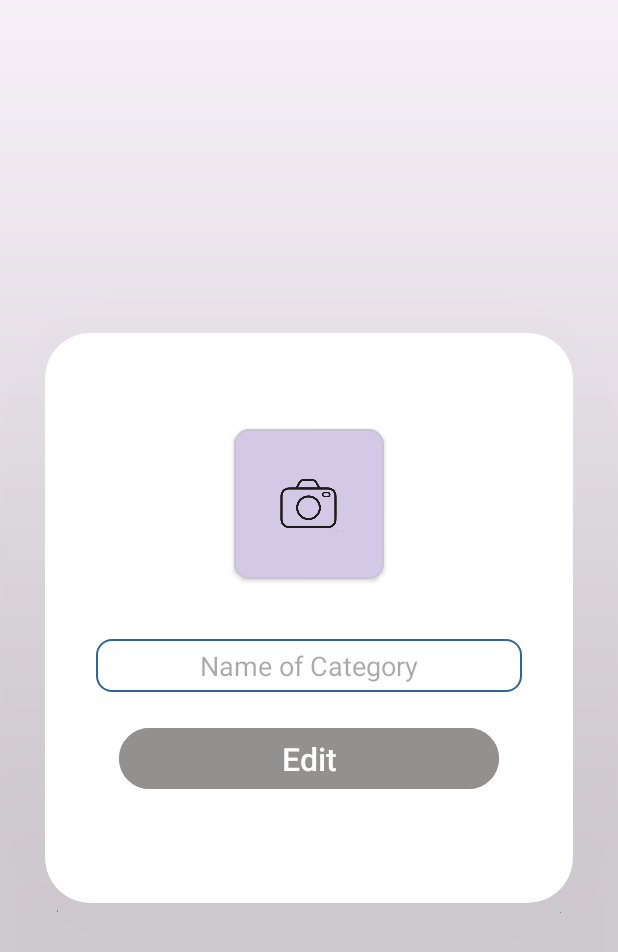
After one commit to yassine-bnj/app_fitness_android, an Android app: the EditCategory screen opened directly, with no data from a screen before it, on a phone screen of 412 x 824 dp. The commit adds this screen. Shown: the top 952 px of the screen. Run offline under Robolectric (Android 15) with nearby library versions, the phone set to English and light mode, and no system bars; our stand-ins replace Firebase (no records; nobody signed in at launch, a user with empty details on screens opened directly), Picasso; Roboto replaces fonts that are not available here.

Commit message:
editCateg done

```diff
--- a/app/build.gradle
+++ b/app/build.gradle
@@ -45,5 +45,7 @@ dependencies {
     implementation 'com.github.bumptech.glide:glide:4.14.2'
     annotationProcessor 'com.github.bumptech.glide:compiler:4.14.2'
     implementation 'com.github.clans:fab:1.6.4'
+    implementation 'com.squareup.picasso:picasso:2.71828'
+
 
 }
--- /dev/null
+++ b/app/src/main/java/com/example/my_fit_app/EditCategory.java
@@ -0,0 +1,290 @@
+package com.example.my_fit_app;
+
+import android.app.Activity;
+import android.net.Uri;
+import android.os.Bundle;
+import android.content.Intent;
+import android.view.View;
+import android.widget.Button;
+import android.widget.EditText;
+import android.widget.ImageView;
+import android.widget.Toast;
+
+import androidx.activity.result.ActivityResult;
+import androidx.activity.result.ActivityResultCallback;
+import androidx.activity.result.ActivityResultLauncher;
+import androidx.activity.result.contract.ActivityResultContracts;
+import androidx.annotation.NonNull;
+import androidx.annotation.Nullable;
+import androidx.appcompat.app.AlertDialog;
+import androidx.appcompat.app.AppCompatActivity;
+
+import com.bumptech.glide.Glide;
+import com.google.android.gms.tasks.OnCompleteListener;
+import com.google.android.gms.tasks.OnFailureListener;
+import com.google.android.gms.tasks.OnSuccessListener;
+import com.google.android.gms.tasks.Task;
+import com.google.firebase.database.DatabaseReference;
+import com.google.firebase.database.FirebaseDatabase;
+import com.google.firebase.storage.FirebaseStorage;
+import com.google.firebase.storage.StorageReference;
+import com.google.firebase.storage.UploadTask;
+import com.squareup.picasso.Picasso;
+
+//public class EditCategory extends AppCompatActivity {
+//
+//    ImageView updateImage;
+//    Button updateButton;
+//    EditText updatename;
+//    String nameCat;
+//    String imageUrl;
+//    String key, oldImageURL;
+//    Uri uri;
+//    DatabaseReference databaseReference;
+//    StorageReference storageReference;
+//
+//    @Override
+//    protected void onCreate(Bundle savedInstanceState) {
+//        super.onCreate(savedInstanceState);
+//        setContentView(R.layout.activity_edit_category);
+//
+//        updateButton = findViewById(R.id.editCateg);
+//        updatename = findViewById(R.id.updateName);
+//        updateImage = findViewById(R.id.updateuploadImage);
+//
+//        ActivityResultLauncher<Intent> activityResultLauncher = registerForActivityResult(
+//                new ActivityResultContracts.StartActivityForResult(),
+//                new ActivityResultCallback<ActivityResult>() {
+//                    @Override
+//                    public void onActivityResult(ActivityResult result) {
+//                        if (result.getResultCode() == Activity.RESULT_OK){
+//                            Intent data = result.getData();
+//                            uri = data.getData();
+//                            updateImage.setImageURI(uri);
+//                        } else {
+//                            Toast.makeText(EditCategory.this, "No Image Selected", Toast.LENGTH_SHORT).show();
+//                        }
+//                    }
+//                }
+//        );
+//        Bundle bundle = getIntent().getExtras();
+//        if (bundle != null){
+//            Glide.with(EditCategory.this).load(bundle.getString("Image")).into(updateImage);
+//                updatename.setText(bundle.getString("Name"));
+//
+//            key = bundle.getString("Key");
+//            oldImageURL = bundle.getString("Image");
+//        }
+//        databaseReference = FirebaseDatabase.getInstance().getReference("Category").child(key);
+//
+//        updateImage.setOnClickListener(new View.OnClickListener() {
+//            @Override
+//            public void onClick(View view) {
+//                Intent photoPicker = new Intent(Intent.ACTION_PICK);
+//                photoPicker.setType("image/*");
+//                activityResultLauncher.launch(photoPicker);
+//            }
+//        });
+//        updateButton.setOnClickListener(new View.OnClickListener() {
+//            @Override
+//            public void onClick(View view) {
+//                saveData();
+//                Intent intent = new Intent(EditCategory.this, CoachDashboardActivity.class);
+//                startActivity(intent);
+//            }
+//        });
+//    }
+//    public void saveData(){
+//        storageReference = FirebaseStorage.getInstance().getReference().child("Category").child(uri.getLastPathSegment());
+//
+//        AlertDialog.Builder builder = new AlertDialog.Builder(EditCategory.this);
+//        builder.setCancelable(false);
+//        builder.setView(R.layout.progress);
+//        AlertDialog dialog = builder.create();
+//        dialog.show();
+//
+//        storageReference.putFile(uri).addOnSuccessListener(new OnSuccessListener<UploadTask.TaskSnapshot>() {
+//            @Override
+//            public void onSuccess(UploadTask.TaskSnapshot taskSnapshot) {
+//                Task<Uri> uriTask = taskSnapshot.getStorage().getDownloadUrl();
+//                while (!uriTask.isComplete());
+//                Uri urlImage = uriTask.getResult();
+//                imageUrl = urlImage.toString();
+//                updateData();
+//                dialog.dismiss();
+//            }
+//        }).addOnFailureListener(new OnFailureListener() {
+//            @Override
+//            public void onFailure(@NonNull Exception e) {
+//                dialog.dismiss();
+//            }
+//        });
+//    }
+//    public void updateData(){
+//        nameCat = updatename.getText().toString().trim();
+//
+//
+//        Category dataClass = new Category(nameCat,imageUrl);
+//
+//        databaseReference.setValue(dataClass).addOnCompleteListener(new OnCompleteListener<Void>() {
+//            @Override
+//            public void onComplete(@NonNull Task<Void> task) {
+//                if (task.isSuccessful()){
+//                    StorageReference reference = FirebaseStorage.getInstance().getReferenceFromUrl(oldImageURL);
+//                    reference.delete();
+//                    Toast.makeText(EditCategory.this, "Updated", Toast.LENGTH_SHORT).show();
+//                    finish();
+//                }
+//            }
+//        }).addOnFailureListener(new OnFailureListener() {
+//            @Override
+//            public void onFailure(@NonNull Exception e) {
+//                Toast.makeText(EditCategory.this, e.getMessage().toString(), Toast.LENGTH_SHORT).show();
+//            }
+//        });
+//    }
+//}
+
+import androidx.activity.result.ActivityResult;
+import androidx.activity.result.ActivityResultCallback;
+import androidx.activity.result.ActivityResultLauncher;
+import androidx.activity.result.contract.ActivityResultContracts;
+import androidx.annotation.NonNull;
+import androidx.appcompat.app.AlertDialog;
+import androidx.appcompat.app.AppCompatActivity;
+
+import android.app.Activity;
+import android.content.Intent;
+import android.net.Uri;
+import android.os.Bundle;
+import android.view.View;
+import android.widget.Button;
+import android.widget.EditText;
+import android.widget.ImageView;
+import android.widget.Toast;
+
+import com.bumptech.glide.Glide;
+import com.google.android.gms.tasks.OnCompleteListener;
+import com.google.android.gms.tasks.OnFailureListener;
+import com.google.android.gms.tasks.OnSuccessListener;
+import com.google.android.gms.tasks.Task;
+import com.google.firebase.database.DatabaseReference;
+import com.google.firebase.database.FirebaseDatabase;
+import com.google.firebase.storage.FirebaseStorage;
+import com.google.firebase.storage.StorageReference;
+import com.google.firebase.storage.UploadTask;
+
+public class EditCategory extends AppCompatActivity {
+
+    ImageView updateImage;
+    Button updateButton;
+    EditText updateName;
+    String name;
+    String imageUrl;
+    String key, oldImageURL;
+    Uri uri;
+    DatabaseReference databaseReference;
+    StorageReference storageReference;
+
+    @Override
+    protected void onCreate(Bundle savedInstanceState) {
+        super.onCreate(savedInstanceState);
+        setContentView(R.layout.activity_edit_category);
+
+        updateButton = findViewById(R.id.editCateg);
+        updateName = findViewById(R.id.updateName);
+        updateImage = findViewById(R.id.updateuploadImage);
+
+
+        ActivityResultLauncher<Intent> activityResultLauncher = registerForActivityResult(
+                new ActivityResultContracts.StartActivityForResult(),
+                new ActivityResultCallback<ActivityResult>() {
+                    @Override
+                    public void onActivityResult(ActivityResult result) {
+                        if (result.getResultCode() == Activity.RESULT_OK){
+                            Intent data = result.getData();
+                            uri = data.getData();
+                            updateImage.setImageURI(uri);
+                        } else {
+                            Toast.makeText(EditCategory.this, "No Image Selected", Toast.LENGTH_SHORT).show();
+                        }
+                    }
+                }
+        );
+        Bundle bundle = getIntent().getExtras();
+        if (bundle != null){
+            Glide.with(EditCategory.this).load(bundle.getString("photoURL")).into(updateImage);
+            updateName.setText(bundle.getString("categoryName"));
+
+            key = bundle.getString("Key");
+            oldImageURL = bundle.getString("photoURL");
+        }
+        databaseReference = FirebaseDatabase.getInstance().getReference("Category").child(key);
+
+        updateImage.setOnClickListener(new View.OnClickListener() {
+            @Override
+            public void onClick(View view) {
+                Intent photoPicker = new Intent(Intent.ACTION_PICK);
+                photoPicker.setType("image/*");
+                activityResultLauncher.launch(photoPicker);
+            }
+        });
+        updateButton.setOnClickListener(new View.OnClickListener() {
+            @Override
+            public void onClick(View view) {
+                saveData();
+                Intent intent = new Intent(EditCategory.this, CoachDashboardActivity.class);
+                startActivity(intent);
+            }
+        });
+    }
+    public void saveData(){
+        storageReference = FirebaseStorage.getInstance().getReference().child("Android Images").child(uri.getLastPathSegment());
+
+        AlertDialog.Builder builder = new AlertDialog.Builder(EditCategory.this);
+        builder.setCancelable(false);
+        builder.setView(R.layout.progress);
+        AlertDialog dialog = builder.create();
+        dialog.show();
+
+        storageReference.putFile(uri).addOnSuccessListener(new OnSuccessListener<UploadTask.TaskSnapshot>() {
+            @Override
+            public void onSuccess(UploadTask.TaskSnapshot taskSnapshot) {
+                Task<Uri> uriTask = taskSnapshot.getStorage().getDownloadUrl();
+                while (!uriTask.isComplete());
+                Uri urlImage = uriTask.getResult();
+                imageUrl = urlImage.toString();
+                updateData();
+                dialog.dismiss();
+            }
+        }).addOnFailureListener(new OnFailureListener() {
+            @Override
+            public void onFailure(@NonNull Exception e) {
+                dialog.dismiss();
+            }
+        });
+    }
+    public void updateData(){
+        name = updateName.getText().toString().trim();
+
+
+        Category category = new Category(name, imageUrl);
+
+        databaseReference.setValue(category).addOnCompleteListener(new OnCompleteListener<Void>() {
+            @Override
+            public void onComplete(@NonNull Task<Void> task) {
+                if (task.isSuccessful()){
+                    StorageReference reference = FirebaseStorage.getInstance().getReferenceFromUrl(oldImageURL);
+                    reference.delete();
+                    Toast.makeText(EditCategory.this, "Updated", Toast.LENGTH_SHORT).show();
+                    finish();
+                }
+            }
+        }).addOnFailureListener(new OnFailureListener() {
+            @Override
+            public void onFailure(@NonNull Exception e) {
+                Toast.makeText(EditCategory.this, e.getMessage().toString(), Toast.LENGTH_SHORT).show();
+            }
+        });
+    }
+}
--- /dev/null
+++ b/app/src/main/res/layout/activity_edit_category.xml
@@ -0,0 +1,90 @@
+<?xml version="1.0" encoding="utf-8"?>
+<LinearLayout
+    xmlns:android="http://schemas.android.com/apk/res/android"
+    xmlns:app="http://schemas.android.com/apk/res-auto"
+    xmlns:tools="http://schemas.android.com/tools"
+    xmlns:card_view="http://schemas.android.com/apk/res-auto"
+    android:layout_width="match_parent"
+    android:layout_height="match_parent"
+    android:orientation="vertical"
+    android:gravity="center"
+    tools:context=".AddDialog">
+
+    <androidx.cardview.widget.CardView
+        android:layout_width="match_parent"
+        android:layout_height="wrap_content"
+        android:layout_margin="30dp"
+        app:cardCornerRadius="30dp"
+        app:cardElevation="300dp"
+        android:background="@drawable/lavender_border">
+
+        <LinearLayout
+            android:layout_width="match_parent"
+            android:layout_height="wrap_content"
+            android:orientation="vertical"
+            android:layout_gravity="center_horizontal"
+            android:padding="24dp">
+
+            <com.google.android.material.card.MaterialCardView
+                android:layout_width="100dp"
+                android:layout_height="100dp"
+                app:cardCornerRadius="10dp"
+                android:layout_marginTop="40dp"
+                android:layout_gravity="center"
+                app:cardElevation="2dp">
+
+                <LinearLayout
+                    android:layout_width="match_parent"
+                    android:layout_height="match_parent"
+                    android:gravity="center"
+                    android:orientation="vertical">
+
+                    <ImageView
+                        android:id="@+id/updateuploadImage"
+                        android:layout_width="50dp"
+                        android:layout_height="50dp"
+                        android:src="@drawable/cam"/>
+                </LinearLayout>
+            </com.google.android.material.card.MaterialCardView>
+
+            <EditText
+                android:id="@+id/updateName"
+                android:layout_width="match_parent"
+                android:layout_height="35dp"
+                android:layout_marginTop="40dp"
+                android:layout_marginLeft="10dp"
+                android:layout_marginRight="10dp"
+                android:hint="Name of Category"
+                android:background="@drawable/rounded"
+                android:gravity="center"/>
+
+
+
+            <Button
+                android:id="@+id/editCateg"
+                android:layout_width="match_parent"
+                android:layout_height="wrap_content"
+                android:layout_marginLeft="25dp"
+                android:layout_marginRight="25dp"
+                android:layout_marginTop="20dp"
+                android:text="Edit"
+                android:textSize="21dp"
+                android:textAllCaps="false"
+                android:gravity="center"
+                android:backgroundTint="#939090"/>
+
+            <ProgressBar
+                android:layout_width="wrap_content"
+                android:layout_height="wrap_content"
+                android:id="@+id/progressBar"
+                android:layout_gravity="center"
+                android:indeterminateTint="@color/black"
+                android:visibility="invisible"/>
+
+        </LinearLayout>
+
+    </androidx.cardview.widget.CardView>
+
+
+
+</LinearLayout>
--- a/app/src/main/res/layout/recycler_item.xml
+++ b/app/src/main/res/layout/recycler_item.xml
@@ -39,7 +39,7 @@
 
         <!-- Bouton d'image pour "Update" -->
         <ImageButton
-            android:id="@+id/btnUpdate"
+            android:id="@+id/btnEdit"
             android:layout_width="wrap_content"
             android:layout_height="wrap_content"
             android:layout_marginTop="20dp"
@@ -56,7 +56,7 @@
             android:layout_height="wrap_content"
             android:layout_marginTop="20dp"
             android:layout_marginStart="10dp"
-            android:layout_toEndOf="@id/btnUpdate"
+            android:layout_toEndOf="@id/btnEdit"
             android:layout_below="@id/recTitle"
             android:src="@drawable/ic_baseline_delete_24"
             android:background="?android:attr/selectableItemBackground"
```
Also changed, not shown: app/src/main/AndroidManifest.xml (+8 -1 lines), app/src/main/java/com/example/my_fit_app/CoachDashboardActivity.java (+25 -0 lines), app/src/main/java/com/example/my_fit_app/MyAdapter.java (+17 -0 lines).
